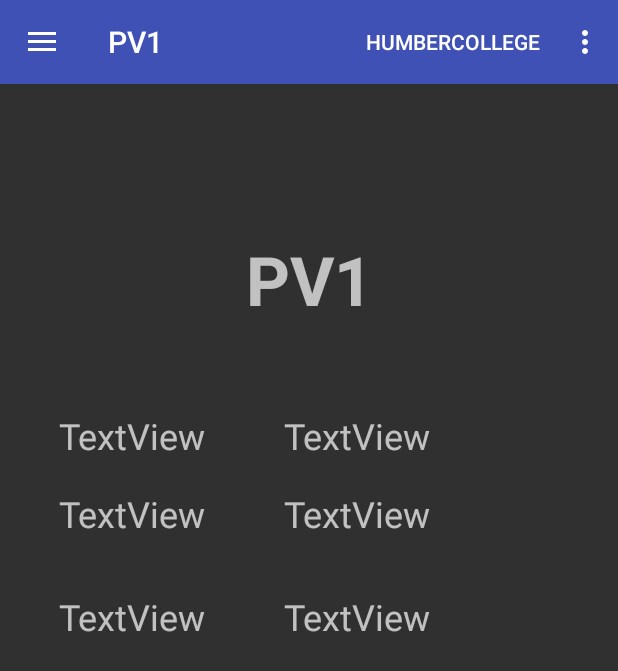
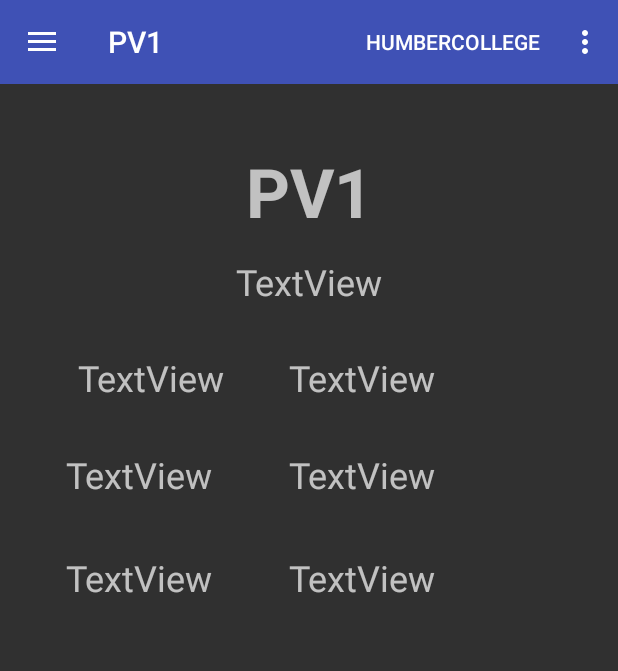
Before and after one commit to MegaExE/Solar-Capstone-App, an Android app: the screen it shows after launch (MainActivity), after a tap on "PV1", on a phone screen of 412 x 824 dp. Shown: the top 671 px of the screen. Run offline under Robolectric (Android 15) with nearby library versions, the light colour scheme and no system bars; our stand-ins replace Firebase (no records; nobody signed in at launch, a user with empty details on screens opened directly); 1 other tap on this screen came first.

Commit message:
Updated PV1
Add the code for reading data from the firebase

```diff
--- a/Solar Light/build.gradle
+++ b/Solar Light/build.gradle
@@ -22,7 +22,13 @@ dependencies {
     implementation fileTree(include: ['*.jar'], dir: 'libs')
     implementation 'com.android.support:appcompat-v7:26.1.0'
     implementation 'com.android.support.constraint:constraint-layout:1.0.2'
+    implementation 'com.google.firebase:firebase-core:11.0.4'
+    implementation 'com.google.firebase:firebase-database:11.0.4'
     testImplementation 'junit:junit:4.12'
     androidTestImplementation 'com.android.support.test:runner:1.0.1'
     androidTestImplementation 'com.android.support.test.espresso:espresso-core:3.0.1'
 }
+
+
+
+apply plugin: 'com.google.gms.google-services'
--- a/Solar Light/src/main/java/humber/ceng355/solarcapstoneapp/MainActivity.java
+++ b/Solar Light/src/main/java/humber/ceng355/solarcapstoneapp/MainActivity.java
@@ -111,6 +111,7 @@ public class MainActivity extends AppCompatActivity {
 
     }
 
+
     private void selectItem(int position) {
 
         //Navigation Drawer
--- a/Solar Light/src/main/java/humber/ceng355/solarcapstoneapp/SolarPV1.java
+++ b/Solar Light/src/main/java/humber/ceng355/solarcapstoneapp/SolarPV1.java
@@ -2,9 +2,19 @@ package humber.ceng355.solarcapstoneapp;
 
 import android.os.Bundle;
 import android.support.v4.app.Fragment;
+import android.util.Log;
 import android.view.LayoutInflater;
 import android.view.View;
 import android.view.ViewGroup;
+import android.widget.TextView;
+
+import com.google.firebase.database.DataSnapshot;
+import com.google.firebase.database.DatabaseError;
+import com.google.firebase.database.DatabaseReference;
+import com.google.firebase.database.FirebaseDatabase;
+import com.google.firebase.database.ValueEventListener;
+
+import static android.content.ContentValues.TAG;
 
 
 /**
@@ -16,9 +26,13 @@ public class SolarPV1 extends Fragment {
     public SolarPV1() {
     }
 
+    DatabaseReference myRef;
+
     @Override
     public View onCreateView(LayoutInflater inflater, ViewGroup container, Bundle savedInstanceState) {
 
+        FirebaseDatabase database = FirebaseDatabase.getInstance();
+        myRef = database.getReference("PV1");
         View rootView = inflater.inflate(R.layout.fragment_solarpv1, container, false);
 
         //Connection to Firebase Database
@@ -27,4 +41,46 @@ public class SolarPV1 extends Fragment {
         return rootView;
     }
 
+    public void onStart(){
+        super.onStart();
+
+        myRef.addValueEventListener(new ValueEventListener() {
+            @Override
+            public void onDataChange(DataSnapshot dataSnapshot) {
+                // This method is called once with the initial value and again
+                // whenever data at this location is updated.
+
+
+                for(DataSnapshot dss : dataSnapshot.getChildren()) {
+                    //Retrieving the data stored on the firebase
+                    String PV1_Date = dss.child("Date").getValue(String.class);
+                    String PV1_Power = dss.child("Power").getValue(String.class);
+                    String PV1_Daily = dss.child("Daily yield").getValue(String.class);
+                    String PV1_Total = dss.child("Total yield").getValue(String.class);
+                    //Declaring textviews
+                    TextView PV1DateValueTV = getActivity().findViewById(R.id.PV1_Date_Value);
+                    TextView PV1PowerValueTV = getActivity().findViewById(R.id.PV1_Power_Value);
+                    TextView PV1DailyValueTV = getActivity().findViewById(R.id.PV1_Dialyyield_Value);
+                    TextView PV1TotalValueTV = getActivity().findViewById(R.id.PV1_Totalyield_Value);
+
+
+                    //Display the Date, Current Power, Daily yield and Total yield that PV1 stored on the firebase
+                    PV1DateValueTV.setText(PV1_Date);
+                    PV1PowerValueTV.setText(PV1_Power);
+                    PV1DailyValueTV.setText(PV1_Daily);
+                    PV1TotalValueTV.setText(PV1_Total);
+                }
+
+            }
+
+            @Override
+            public void onCancelled(DatabaseError error) {
+                // Failed to read value
+                Log.w(TAG, "Failed to read value.", error.toException());
+            }
+        });
+
+
+    }
+
 }
--- a/Solar Light/src/main/res/layout/fragment_solarpv1.xml
+++ b/Solar Light/src/main/res/layout/fragment_solarpv1.xml
@@ -1,78 +1,96 @@
-<RelativeLayout xmlns:android="http://schemas.android.com/apk/res/android"
+<android.support.constraint.ConstraintLayout xmlns:android="http://schemas.android.com/apk/res/android"
+    xmlns:app="http://schemas.android.com/apk/res-auto"
     xmlns:tools="http://schemas.android.com/tools"
+    android:id="@+id/relativeLayout"
     android:layout_width="match_parent"
     android:layout_height="match_parent"
-    android:orientation="vertical">
+    android:orientation="vertical"
+    tools:layout_editor_absoluteY="25dp">
 
 
     <TextView
+        android:id="@+id/PV1_Date_Value"
+        android:layout_width="wrap_content"
+        android:layout_height="wrap_content"
+        android:layout_marginTop="13dp"
+        android:text="TextView"
+        android:textSize="24sp"
+        app:layout_constraintLeft_toLeftOf="parent"
+        app:layout_constraintRight_toRightOf="parent"
+        app:layout_constraintTop_toBottomOf="@+id/label" />
+
+    <TextView
         android:id="@+id/label"
-        android:layout_width="fill_parent"
+        android:layout_width="0dp"
         android:layout_height="wrap_content"
-        android:layout_alignParentTop="true"
-        android:layout_marginTop="100dp"
+        android:layout_marginTop="41dp"
         android:gravity="center_horizontal"
         android:text="PV1"
         android:textSize="45dp"
-        android:textStyle="bold" />
+        android:textStyle="bold"
+        app:layout_constraintEnd_toEndOf="parent"
+        app:layout_constraintStart_toStartOf="parent"
+        app:layout_constraintTop_toTopOf="parent" />
 
     <TextView
         android:id="@+id/PV1_Power"
         android:layout_width="wrap_content"
         android:layout_height="wrap_content"
-        android:layout_alignParentStart="true"
-        android:layout_below="@+id/label"
-        android:layout_marginStart="39dp"
-        android:layout_marginTop="57dp"
         android:text="TextView"
-        android:textSize="24sp" />
+        android:textSize="24sp"
+        app:layout_constraintBaseline_toBaselineOf="@+id/PV1_Power_Value"
+        app:layout_constraintEnd_toStartOf="@+id/PV1_Date_Value"
+        app:layout_constraintStart_toStartOf="@+id/PV1_Dailyyield" />
 
     <TextView
         android:id="@+id/PV1_Dailyyield"
         android:layout_width="wrap_content"
         android:layout_height="wrap_content"
-        android:layout_alignStart="@+id/PV1_Power"
-        android:layout_below="@+id/PV1_Power"
-        android:layout_marginTop="19dp"
         android:text="TextView"
-        android:textSize="24sp" />
+        android:textSize="24sp"
+        app:layout_constraintBaseline_toBaselineOf="@+id/PV1_Dialyyield_Value"
+        app:layout_constraintEnd_toEndOf="@+id/PV1_Totalyield"
+        app:layout_constraintStart_toStartOf="@+id/PV1_Totalyield" />
 
     <TextView
         android:id="@+id/PV1_Power_Value"
         android:layout_width="wrap_content"
         android:layout_height="wrap_content"
-        android:layout_above="@+id/PV1_Dailyyield"
-        android:layout_marginStart="52dp"
-        android:layout_toEndOf="@+id/PV1_Power"
+        android:layout_marginStart="35dp"
+        android:layout_marginTop="31dp"
         android:text="TextView"
-        android:textSize="24sp" />
+        android:textSize="24sp"
+        app:layout_constraintStart_toStartOf="@+id/PV1_Date_Value"
+        app:layout_constraintTop_toBottomOf="@+id/PV1_Date_Value" />
 
     <TextView
         android:id="@+id/PV1_Dialyyield_Value"
         android:layout_width="wrap_content"
         android:layout_height="wrap_content"
-        android:layout_alignBottom="@+id/PV1_Dailyyield"
-        android:layout_alignEnd="@+id/PV1_Power_Value"
+        android:layout_marginTop="32dp"
         android:text="TextView"
-        android:textSize="24sp" />
+        android:textSize="24sp"
+        app:layout_constraintStart_toStartOf="@+id/PV1_Power_Value"
+        app:layout_constraintTop_toBottomOf="@+id/PV1_Power_Value" />
 
     <TextView
         android:id="@+id/PV1_Totalyield"
         android:layout_width="wrap_content"
         android:layout_height="wrap_content"
-        android:layout_alignEnd="@+id/PV1_Dailyyield"
-        android:layout_below="@+id/PV1_Dailyyield"
-        android:layout_marginTop="36dp"
+        android:layout_marginStart="44dp"
         android:text="TextView"
-        android:textSize="24sp" />
+        android:textSize="24sp"
+        app:layout_constraintBaseline_toBaselineOf="@+id/PV1_Totalyield_Value"
+        app:layout_constraintStart_toStartOf="parent" />
 
     <TextView
         android:id="@+id/PV1_Totalyield_Value"
         android:layout_width="wrap_content"
         android:layout_height="wrap_content"
-        android:layout_alignEnd="@+id/PV1_Dialyyield_Value"
-        android:layout_alignTop="@+id/PV1_Totalyield"
+        android:layout_marginTop="36dp"
         android:text="TextView"
-        android:textSize="24sp" />
+        android:textSize="24sp"
+        app:layout_constraintStart_toStartOf="@+id/PV1_Dialyyield_Value"
+        app:layout_constraintTop_toBottomOf="@+id/PV1_Dialyyield_Value" />
 
-</RelativeLayout>
+</android.support.constraint.ConstraintLayout>
--- a/build.gradle
+++ b/build.gradle
@@ -12,6 +12,7 @@ buildscript {
 
         // NOTE: Do not place your application dependencies here; they belong
         // in the individual module build.gradle files
+        classpath 'com.google.gms:google-services:3.1.0'
     }
 }
 
```
Also changed, not shown: 1 other file.
